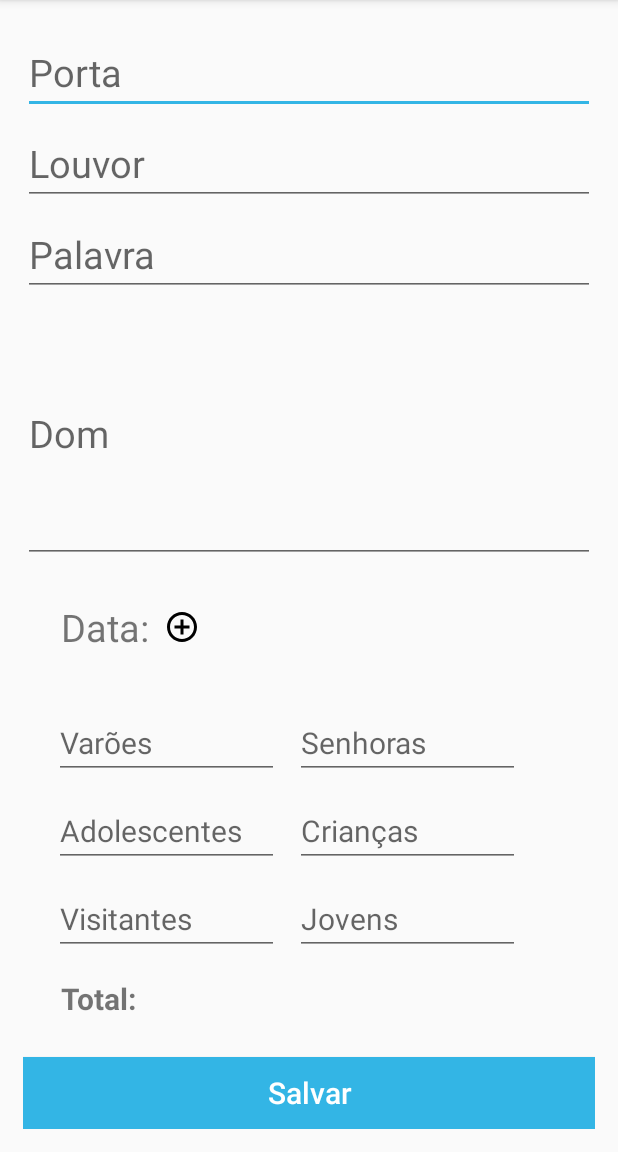
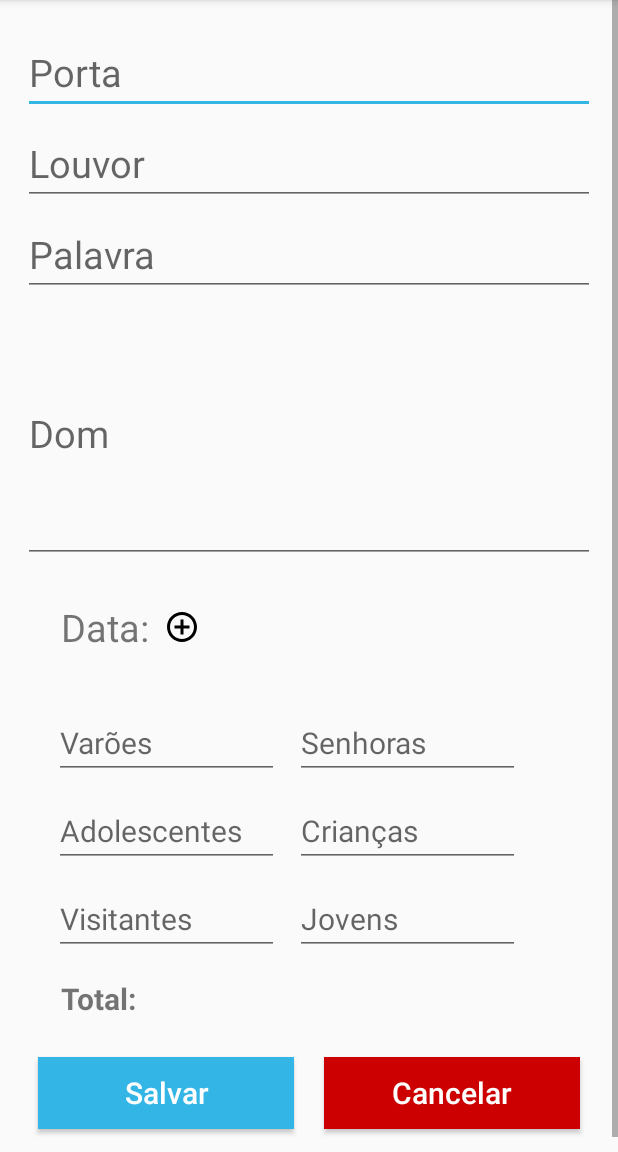
Before and after one commit to luucasAlbuq/censo-icm, an Android app: the CadastroActivity screen opened directly, with no data from a screen before it, on a phone screen of 412 x 824 dp, the part 84-1236 px from its top. Run offline under Robolectric (Android 15) with nearby library versions, the phone set to English and light mode, and no system bars.

Commit message:
Small fix

```diff
--- a/app/src/main/AndroidManifest.xml
+++ b/app/src/main/AndroidManifest.xml
@@ -20,7 +20,8 @@
         </activity>
         <activity
             android:name=".CadastroActivity"
-            android:screenOrientation="portrait" />
+            android:screenOrientation="portrait"
+            android:windowSoftInputMode="stateHidden"/>
     </application>
 
 </manifest>
--- a/app/src/main/java/icm/censo/a3_code/com/censoicm/CadastroActivity.java
+++ b/app/src/main/java/icm/censo/a3_code/com/censoicm/CadastroActivity.java
@@ -39,7 +39,7 @@ public class CadastroActivity extends AppCompatActivity {
     //Campos de informacoes textuais
     private EditText portaField, palavraField, louvorField, domField;
 
-    private Button botaoSalvar;
+    private Button botaoSalvar, botaoCancelar;
 
     /**
      * Carrega os valores dos campos editText para as variaveis correspondentes.
@@ -258,7 +258,8 @@ public class CadastroActivity extends AppCompatActivity {
         palavraField = (EditText) findViewById(R.id.palavra);
         louvorField = (EditText) findViewById(R.id.louvor);
         domField = (EditText) findViewById(R.id.dom);
-        botaoSalvar = (Button) findViewById(R.id.salvar);
+        botaoSalvar = (Button) findViewById(R.id.salvarCadastro);
+        botaoCancelar = (Button) findViewById(R.id.cancelarCadastro);
 
         addTextChangedListener();
 
@@ -287,6 +288,13 @@ public class CadastroActivity extends AppCompatActivity {
                 }
             }
         });
+
+        botaoCancelar.setOnClickListener(new View.OnClickListener() {
+            @Override
+            public void onClick(View v) {
+                finish();
+            }
+        });
     }
 
 }
--- a/app/src/main/res/layout/activity_cadastro.xml
+++ b/app/src/main/res/layout/activity_cadastro.xml
@@ -172,8 +172,13 @@
 
             </GridLayout>
 
+        <LinearLayout
+            android:layout_width="match_parent"
+            android:layout_height="match_parent"
+            android:orientation="horizontal">
+
             <Button
-                android:id="@+id/salvar"
+                android:id="@+id/salvarCadastro"
                 android:layout_width="match_parent"
                 android:layout_height="wrap_content"
                 android:layout_marginTop="10dp"
@@ -182,7 +187,23 @@
                 android:text="Salvar"
                 android:textAllCaps="false"
                 android:textColor="@android:color/background_light"
-                android:textSize="20dp" />
+                android:textSize="20dp"
+                android:layout_margin="10dp"/>
+
+            <Button
+                android:id="@+id/cancelarCadastro"
+                android:layout_width="match_parent"
+                android:layout_height="wrap_content"
+                android:layout_marginTop="10dp"
+                android:layout_weight="1"
+                android:background="@android:color/holo_red_dark"
+                android:text="Cancelar"
+                android:textAllCaps="false"
+                android:textColor="@android:color/background_light"
+                android:textSize="20dp"
+                android:layout_margin="10dp"/>
+
+        </LinearLayout>
 
         </LinearLayout>
 
```
Also changed, not shown: app/src/main/java/icm/censo/a3_code/com/censoicm/MainActivity.java (+2 -12 lines).
